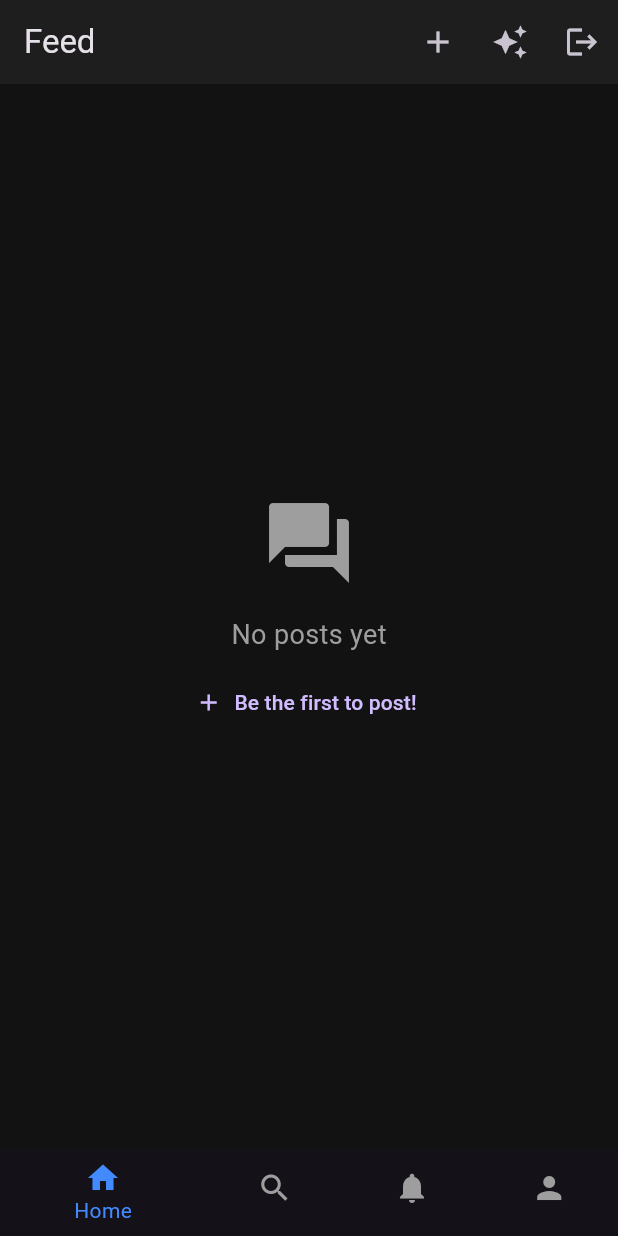
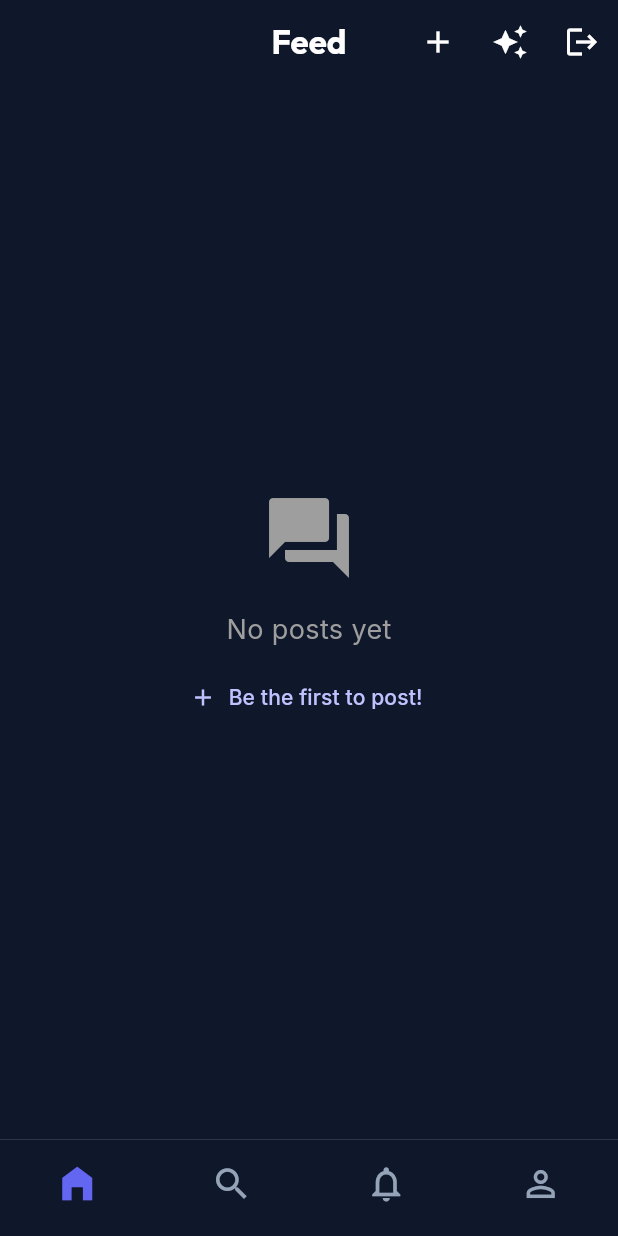
Before and after one commit to musab-18/FLUTTER-FINAL-TASK, a Flutter app: the screen it shows once a user with an empty profile is signed in, on a phone screen of 412 x 824 dp. Run offline on Flutter 3.47's test engine with Material 3 defaults, Android fonts, the phone set to English and light mode, and no system bars; our stand-ins replace cached_network_image, cloud_firestore, firebase_auth, firebase_core, firebase_messaging, firebase_storage and 4 more; accounts and stored records are empty.

Commit message:
Upgrade UI theme with modern color scheme and Google Fonts

```diff
--- a/lib/main.dart
+++ b/lib/main.dart
@@ -5,6 +5,7 @@ import 'package:firebase_messaging/firebase_messaging.dart';
 import 'package:provider/provider.dart';
 
 import 'firebase_options.dart';
+import 'package:google_fonts/google_fonts.dart';
 import 'screens/auth/login_screen.dart';
 import 'screens/main/home_screen.dart';
 import 'screens/main/search_screen.dart';
@@ -62,12 +63,40 @@ class SocialConnectApp extends StatelessWidget {
             title: 'Social Connect',
             debugShowCheckedModeBanner: false,
             theme: ThemeData(
-              primarySwatch: Colors.blue,
-              brightness: Brightness.dark,
-              scaffoldBackgroundColor: const Color(0xFF121212),
-              appBarTheme: const AppBarTheme(
-                backgroundColor: Color(0xFF1E1E1E),
+              useMaterial3: true,
+              colorScheme: ColorScheme.fromSeed(
+                seedColor: const Color(0xFF6366F1), // Indigo 500
+                brightness: Brightness.dark,
+                background: const Color(0xFF0F172A), // Slate 900
+                surface: const Color(0xFF1E293B), // Slate 800
+              ),
+              scaffoldBackgroundColor: const Color(0xFF0F172A),
+              textTheme: GoogleFonts.interTextTheme(ThemeData.dark().textTheme),
+              appBarTheme: AppBarTheme(
+                backgroundColor: const Color(0xFF0F172A), // Match background
                 elevation: 0,
+                centerTitle: true,
+                titleTextStyle: GoogleFonts.outfit(
+                  fontSize: 22,
+                  fontWeight: FontWeight.bold,
+                  color: Colors.white,
+                ),
+                iconTheme: const IconThemeData(color: Colors.white),
+              ),
+              cardTheme: CardTheme(
+                color: const Color(0xFF1E293B),
+                elevation: 4,
+                shadowColor: Colors.black45,
+                shape: RoundedRectangleBorder(borderRadius: BorderRadius.circular(16)),
+              ),
+              elevatedButtonTheme: ElevatedButtonThemeData(
+                style: ElevatedButton.styleFrom(
+                  backgroundColor: const Color(0xFF6366F1),
+                  foregroundColor: Colors.white,
+                  shape: RoundedRectangleBorder(borderRadius: BorderRadius.circular(12)),
+                  padding: const EdgeInsets.symmetric(vertical: 14, horizontal: 24),
+                  textStyle: GoogleFonts.inter(fontWeight: FontWeight.w600, fontSize: 16),
+                ),
               ),
             ),
             home: authProvider.isAuthenticated
@@ -104,18 +133,27 @@ class _MainScreenState extends State<MainScreen> {
         index: _currentIndex,
         children: _screens,
       ),
-      bottomNavigationBar: BottomNavigationBar(
-        currentIndex: _currentIndex,
-        onTap: (index) => setState(() => _currentIndex = index),
-        backgroundColor: const Color(0xFF1E1E1E),
-        selectedItemColor: Colors.blueAccent,
-        unselectedItemColor: Colors.grey,
-        items: const [
-          BottomNavigationBarItem(icon: Icon(Icons.home), label: 'Home'),
-          BottomNavigationBarItem(icon: Icon(Icons.search), label: 'Search'),
-          BottomNavigationBarItem(icon: Icon(Icons.notifications), label: 'Alerts'),
-          BottomNavigationBarItem(icon: Icon(Icons.person), label: 'Profile'),
-        ],
+      bottomNavigationBar: Container(
+        decoration: const BoxDecoration(
+          border: Border(top: BorderSide(color: Color(0xFF334155), width: 0.5)),
+        ),
+        child: BottomNavigationBar(
+          currentIndex: _currentIndex,
+          onTap: (index) => setState(() => _currentIndex = index),
+          backgroundColor: const Color(0xFF0F172A),
+          selectedItemColor: const Color(0xFF6366F1), // Indigo 500
+          unselectedItemColor: const Color(0xFF94A3B8), // Slate 400
+          type: BottomNavigationBarType.fixed,
+          elevation: 0,
+          showSelectedLabels: false,
+          showUnselectedLabels: false,
+          items: const [
+            BottomNavigationBarItem(icon: Icon(Icons.home_filled, size: 28), activeIcon: Icon(Icons.home_filled, size: 30), label: 'Home'),
+            BottomNavigationBarItem(icon: Icon(Icons.search, size: 28), activeIcon: Icon(Icons.search, size: 30), label: 'Search'),
+            BottomNavigationBarItem(icon: Icon(Icons.notifications_none, size: 28), activeIcon: Icon(Icons.notifications, size: 30), label: 'Alerts'),
+            BottomNavigationBarItem(icon: Icon(Icons.person_outline, size: 28), activeIcon: Icon(Icons.person, size: 30), label: 'Profile'),
+          ],
+        ),
       ),
     );
   }
--- a/pubspec.yaml
+++ b/pubspec.yaml
@@ -46,6 +46,7 @@ dependencies:
   timeago: ^3.7.1
   intl: ^0.20.2
   uuid: ^4.5.3
+  google_fonts: ^8.1.0
 
 dev_dependencies:
   flutter_test:
```
Also changed, not shown: pubspec.lock.
